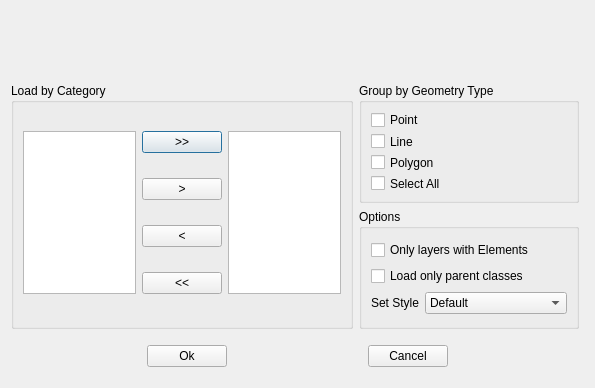
The window that LayerTools/load_by_category_dialog.ui (dsgoficial/DsgTools) describes before a commit, drawn with Qt 5.
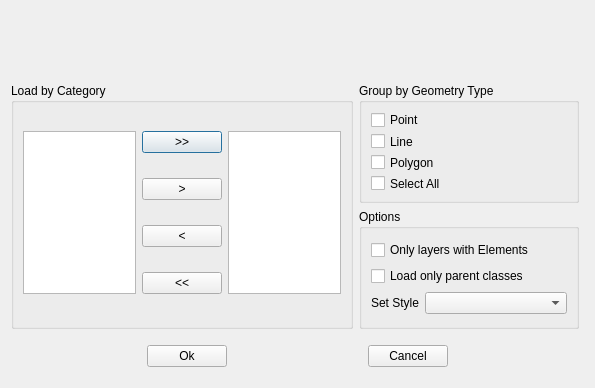
The same window after the commit. Custom widgets are drawn as their Qt base class.

What changed in the file:
```diff
--- a/LayerTools/load_by_category_dialog.ui
+++ b/LayerTools/load_by_category_dialog.ui
@@ -249,11 +249,6 @@
                 <height>0</height>
                </size>
               </property>
-              <item>
-               <property name="text">
-                <string>Default</string>
-               </property>
-              </item>
              </widget>
             </item>
            </layout>
```
Left out of the diff: 3 changed lines with no effect on the pictures.
